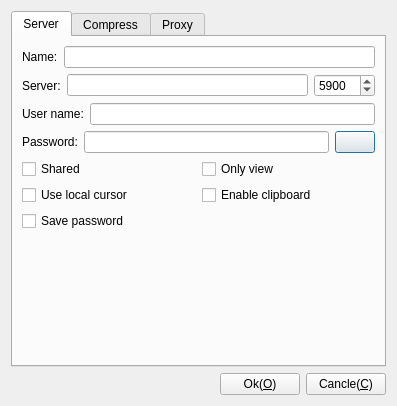
Above: Plugins/LibVNCServer/Viewer/DlgSettingsLibVnc.ui from KangLin/RabbitRemoteControl before the change. Below: the same form after it.
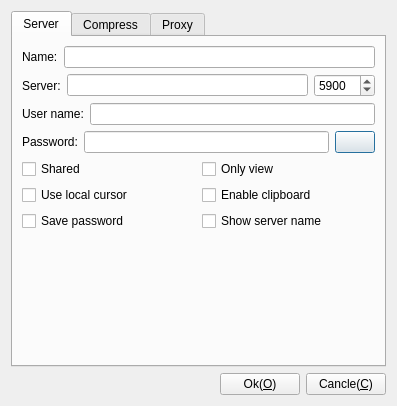
That is the form after the change. Icons and pictures are not drawn.

Commit message: FIX: show server name bug

What changed in the file:
```diff
--- a/Plugins/LibVNCServer/Viewer/DlgSettingsLibVnc.ui
+++ b/Plugins/LibVNCServer/Viewer/DlgSettingsLibVnc.ui
@@ -27,7 +27,7 @@
       <attribute name="title">
        <string>Server</string>
       </attribute>
-      <layout class="QGridLayout" name="gridLayout_5">
+      <layout class="QGridLayout" name="gridLayout">
        <item row="0" column="0">
         <layout class="QHBoxLayout" name="horizontalLayout_12">
          <item>
@@ -166,14 +166,21 @@
         </layout>
        </item>
        <item row="6" column="0">
-        <layout class="QGridLayout" name="gridLayout">
-         <item row="0" column="0">
+        <layout class="QHBoxLayout" name="horizontalLayout_13">
+         <item>
           <widget class="QCheckBox" name="cbSavePassword">
            <property name="text">
             <string>Save password</string>
            </property>
           </widget>
          </item>
+         <item>
+          <widget class="QCheckBox" name="cbShowServerName">
+           <property name="text">
+            <string>Show server name</string>
+           </property>
+          </widget>
+         </item>
         </layout>
        </item>
        <item row="7" column="0">
```
Left out of the diff: 1 changed line with no effect on the pictures. The commit also changes 6 other files.
